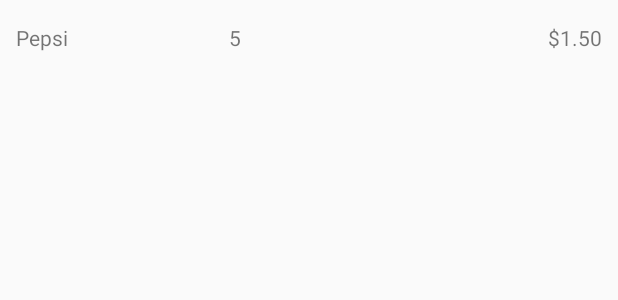
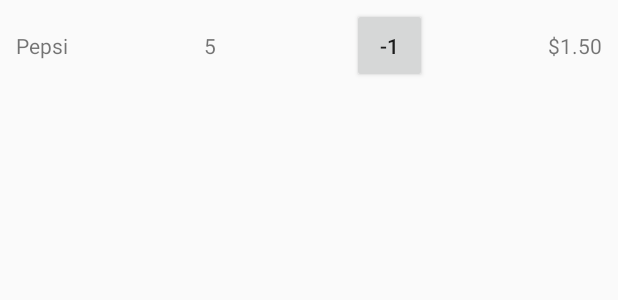
Before and after one commit to Marsha331/SodaInventory, an Android app: the layout list_item.xml on its own in the app's theme, with its tools: preview values and no code run, on a phone screen of 412 x 824 dp. Shown: the top 300 px of the screen. Run offline under Robolectric (Android 15) with nearby library versions, the phone set to English and light mode, and no system bars.

Commit message:
Added sell 1 button on ListView

```diff
--- a/app/src/main/res/layout/list_item.xml
+++ b/app/src/main/res/layout/list_item.xml
@@ -23,6 +23,14 @@
         android:padding="10dp"
         tools:text="5" />
 
+    <Button
+        android:layout_width="50dp"
+        android:layout_height="50dp"
+        android:text="-1"
+        android:id="@+id/list_sell_soda"
+        android:focusable="false"
+        android:clickable="true" />
+
     <TextView
         android:id="@+id/soda_price"
         android:layout_width="wrap_content"
```
Also changed, not shown: app/src/main/java/net/swallowsnest/sodainventory/EditorActivity.java (+19 -1 lines), app/src/main/java/net/swallowsnest/sodainventory/SodaCursorAdapter.java (+27 -1 lines).
